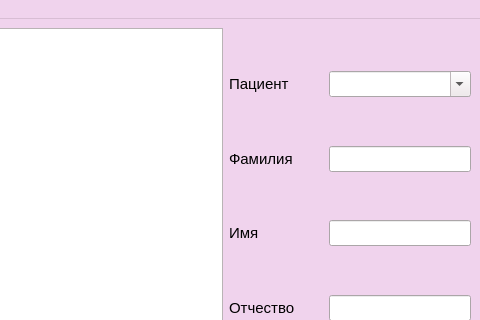
Before: the Qt Designer form hi_window.ui in Vasilisonka/kyrs.py, drawn with Qt 5; both pictures show x 646 to 1126 and y 0 to 320 of the 1126 by 747 pixel window.
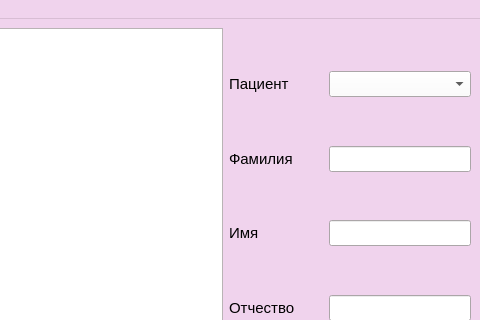
After: the same form once the commit is applied.

```diff
--- a/hi_window.ui
+++ b/hi_window.ui
@@ -2425,9 +2425,9 @@
            <colorrole role="Button">
             <brush brushstyle="SolidPattern">
              <color alpha="255">
-              <red>240</red>
-              <green>232</green>
-              <blue>235</blue>
+              <red>255</red>
+              <green>255</green>
+              <blue>255</blue>
              </color>
             </brush>
            </colorrole>
@@ -2571,9 +2571,9 @@
            <colorrole role="Button">
             <brush brushstyle="SolidPattern">
              <color alpha="255">
-              <red>240</red>
-              <green>232</green>
-              <blue>235</blue>
+              <red>255</red>
+              <green>255</green>
+              <blue>255</blue>
              </color>
             </brush>
            </colorrole>
@@ -2717,9 +2717,9 @@
            <colorrole role="Button">
             <brush brushstyle="SolidPattern">
              <color alpha="255">
-              <red>240</red>
-              <green>232</green>
-              <blue>235</blue>
+              <red>255</red>
+              <green>255</green>
+              <blue>255</blue>
              </color>
             </brush>
            </colorrole>
@@ -2858,7 +2858,7 @@
          </font>
         </property>
         <property name="editable">
-         <bool>true</bool>
+         <bool>false</bool>
         </property>
         <property name="currentText">
          <string/>
```
